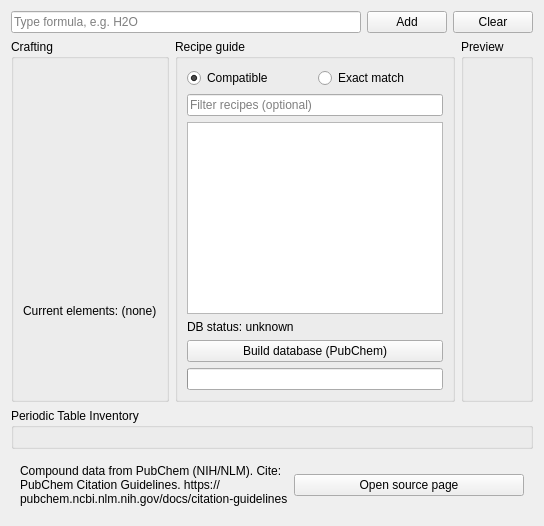
Qt form src/orbsim/ui/tabs/compound_builder.ui (jemurrayPhD/OrbSim) before a commit.
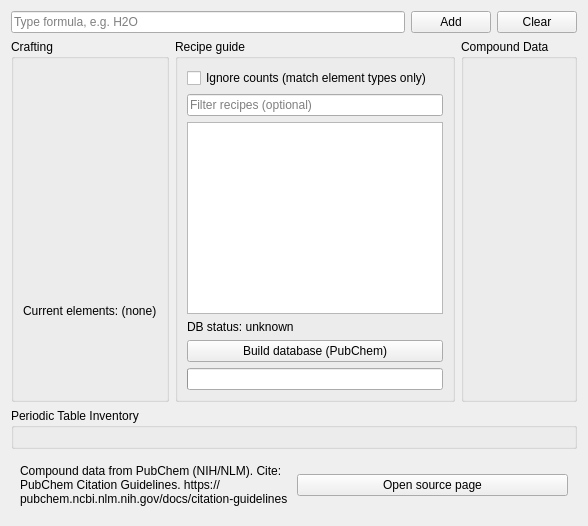
The same form after that commit.

Commit message: Refine compound builder UX and annotation flow

```diff
--- a/src/orbsim/ui/tabs/compound_builder.ui
+++ b/src/orbsim/ui/tabs/compound_builder.ui
@@ -56,25 +56,11 @@
        </property>
        <layout class="QVBoxLayout" name="recipeLayout">
         <item>
-         <layout class="QHBoxLayout" name="filterLayout">
-          <item>
-           <widget class="QRadioButton" name="compatibleRadio">
-            <property name="text">
-             <string>Compatible</string>
-            </property>
-            <property name="checked">
-             <bool>true</bool>
-            </property>
-           </widget>
-          </item>
-          <item>
-           <widget class="QRadioButton" name="exactRadio">
-            <property name="text">
-             <string>Exact match</string>
-            </property>
-           </widget>
-          </item>
-         </layout>
+         <widget class="QCheckBox" name="ignoreCountsCheckBox">
+          <property name="text">
+           <string>Ignore counts (match element types only)</string>
+          </property>
+         </widget>
         </item>
         <item>
          <widget class="QLineEdit" name="recipeSearchLineEdit">
@@ -116,7 +102,7 @@
      <item>
       <widget class="QGroupBox" name="previewGroup">
        <property name="title">
-        <string>Preview</string>
+        <string>Compound Data</string>
        </property>
        <layout class="QVBoxLayout" name="previewLayout">
         <item>
```
Left out of the diff: 6 changed lines with no effect on the pictures. The commit also changes 6 other files.
